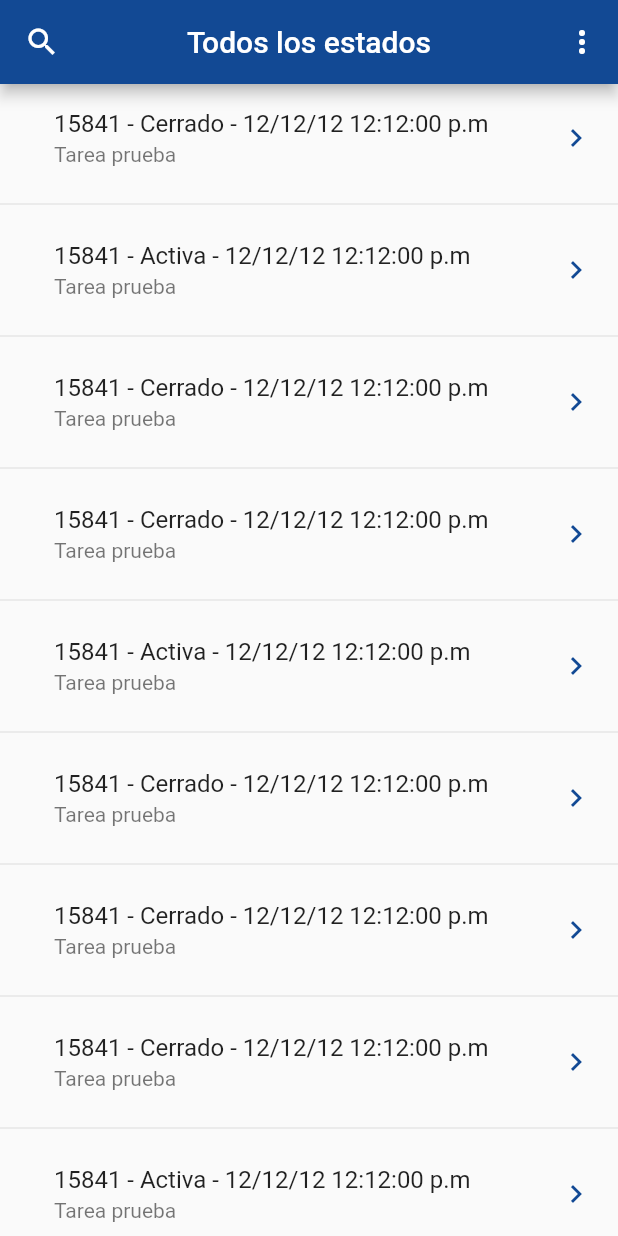
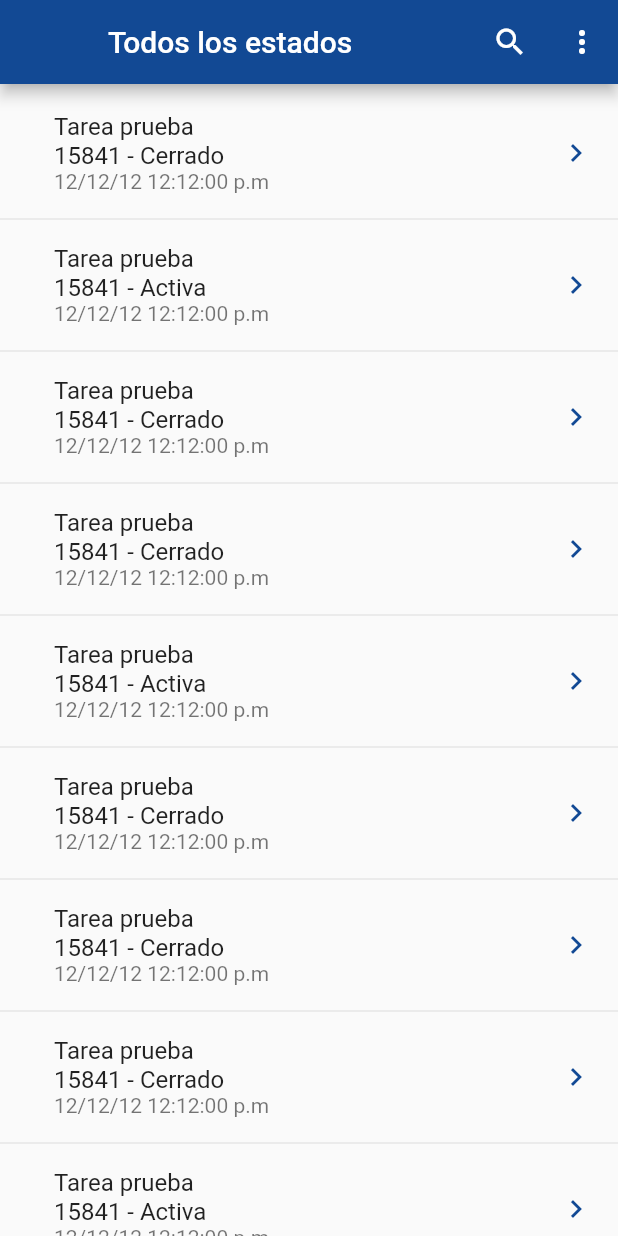
Before and after one commit to B3rert/TareasDs_Flutter, a Flutter app: the ListTaskPage screen opened directly, on a phone screen of 412 x 824 dp. Run offline on Flutter 3.47's test engine with Material 2 defaults, Android fonts, the phone set to English and light mode, and no system bars.

Commit message:
Cambios vista previa tickets, ListView

```diff
--- a/lib/src/pages/list_task_page.dart
+++ b/lib/src/pages/list_task_page.dart
@@ -33,21 +33,21 @@ class _ListTaskPageState extends State<ListTaskPage> {
     return Scaffold(
       appBar: AppBar(
         backgroundColor: azul,
+        leading: Container(),
         title: Text(
           _tituloBar,
           style: TextStyle(color: Colors.white),
         ),
-        centerTitle: true,
-        leading: IconButton(
+        iconTheme: IconThemeData(
+          color: Colors.white,
+        ),
+        actions: <Widget>[
+          IconButton(
             icon: Icon(
               Icons.search,
             ),
             onPressed: () {},
           ),
-        iconTheme: IconThemeData(
-          color: Colors.white,
-        ),
-        actions: <Widget>[
           PopupMenuButton<String>(
             color: Colors.white,
             onSelected: choiceAction,
@@ -70,7 +70,9 @@ class _ListTaskPageState extends State<ListTaskPage> {
   }
 
   Widget _lista() {
-    return FutureBuilder(
+    return Padding(
+      padding: const EdgeInsets.only(top: 10.0),
+      child: FutureBuilder(
         future: tareasProvider.cargarData(),
         initialData: [],
         builder: (context, AsyncSnapshot<List<dynamic>> snapshot) {
@@ -78,6 +80,7 @@ class _ListTaskPageState extends State<ListTaskPage> {
             children: _listaitems(snapshot.data, context),
           );
         },
+      ),
     );
   }
 
@@ -88,7 +91,15 @@ class _ListTaskPageState extends State<ListTaskPage> {
       final widgetTemp = ListTile(
         title: Padding(
           padding: const EdgeInsets.only(left: 20.0),
-          child: Row(
+          child: Column(
+            children: [
+              Align(
+                alignment: Alignment.bottomLeft,
+                child: Text(
+                  element['Titulo'],
+                ),
+              ),
+              Row(
                 children: [
                   Text(
                     element['ID_tarea'],
@@ -99,10 +110,8 @@ class _ListTaskPageState extends State<ListTaskPage> {
                   Text(
                     element['Estado'],
                   ),
-              Text(
-                " - ",
+                ],
               ),
-              Text(element['Fecha']),
             ],
           ),
         ),
@@ -113,7 +122,7 @@ class _ListTaskPageState extends State<ListTaskPage> {
         subtitle: Padding(
           padding: const EdgeInsets.only(left: 20.0),
           child: Text(
-            element['Titulo'],
+            element['Fecha'],
           ),
         ),
         onTap: () {
--- a/lib/src/utils/constants.dart
+++ b/lib/src/utils/constants.dart
@@ -2,6 +2,7 @@ class Constants {
   static const String Activo = 'Activo';
   static const String Cerrado = 'Cerrado';
   static const String Todos = 'Todos los estados';
+  static const String Salir = 'Cerrar sesión';
 
-  static const List<String> choices = <String>[Activo, Cerrado, Todos];
+  static const List<String> choices = <String>[Activo, Cerrado, Todos, Salir];
 }
```
Lines whose indentation alone changed are shown as unchanged.
